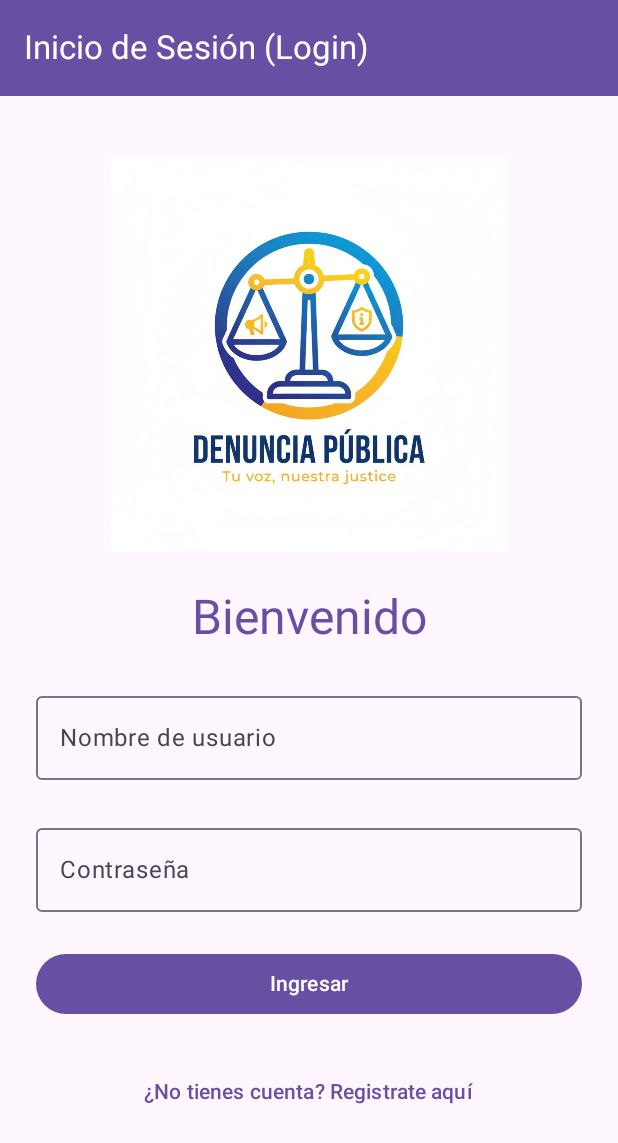
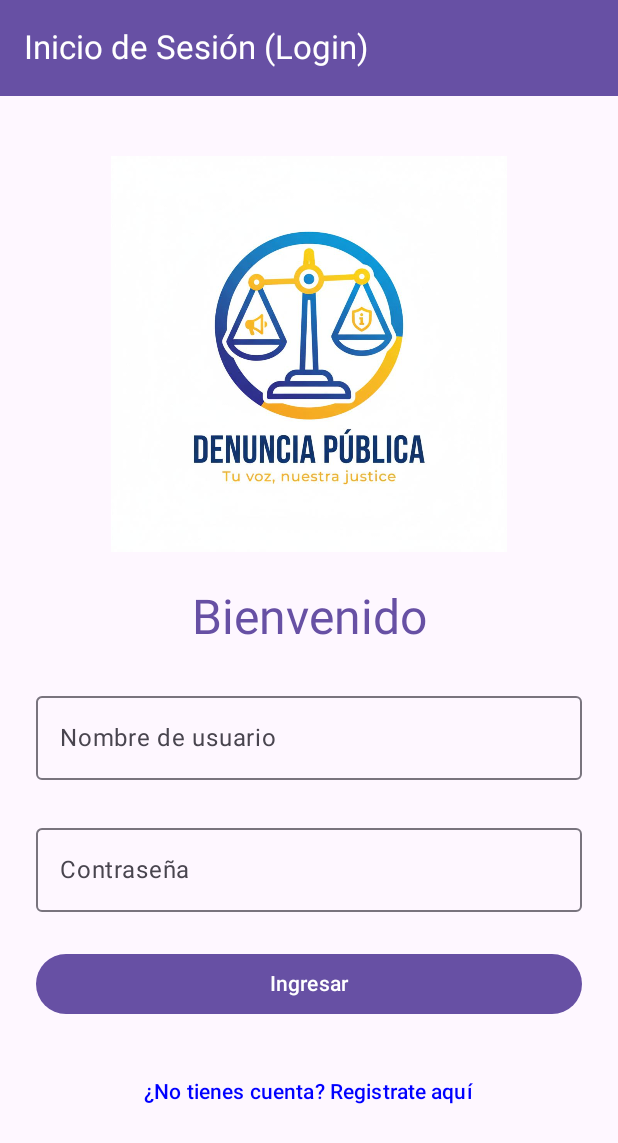
Before and after one commit to EstebanMoraV/GestionDenuncias_Grupo14, an Android app built with Jetpack Compose: the screen it shows after launch (MainActivity), on a phone screen of 412 x 824 dp. Shown: the top 1143 px of the screen. Run offline under Robolectric (Android 15) with nearby library versions, the phone set to English and light mode, and no system bars.

Commit message:
Se valida el formulario de creación de usuario, se añade una dependencia de icons al gradle y tambien se modifica levemente la pantalla de Login

```diff
--- a/app/build.gradle.kts
+++ b/app/build.gradle.kts
@@ -51,6 +51,7 @@ dependencies {
     implementation(libs.androidx.compose.ui.tooling.preview)
     implementation(libs.androidx.compose.material3)
     implementation(libs.androidx.navigation.compose)
+    implementation(libs.androidx.ui.graphics)
     testImplementation(libs.junit)
     androidTestImplementation(libs.androidx.junit)
     androidTestImplementation(libs.androidx.espresso.core)
@@ -59,4 +60,5 @@ dependencies {
     debugImplementation(libs.androidx.compose.ui.tooling)
     debugImplementation(libs.androidx.compose.ui.test.manifest)
     implementation("androidx.navigation:navigation-compose:2.8.0")
+    implementation("androidx.compose.material:material-icons-extended:1.6.1")
 }
--- a/app/src/main/java/com/example/gestiondenuncias_grupo14/ui/screen/DenunciadoScreen.kt
+++ b/app/src/main/java/com/example/gestiondenuncias_grupo14/ui/screen/DenunciadoScreen.kt
@@ -35,7 +35,6 @@ import androidx.compose.ui.text.style.TextAlign
 import androidx.compose.ui.tooling.preview.Preview
 import androidx.compose.ui.unit.dp
 import androidx.navigation.NavController
-import androidx.test.espresso.base.Default
 import com.example.gestiondenuncias_grupo14.viewmodel.DenunciadoViewModel
 import androidx.compose.material3.DropdownMenuItem as M3DropdownMenuItem
 
--- a/app/src/main/java/com/example/gestiondenuncias_grupo14/ui/screen/Login.kt
+++ b/app/src/main/java/com/example/gestiondenuncias_grupo14/ui/screen/Login.kt
@@ -11,6 +11,7 @@ import androidx.compose.foundation.layout.padding
 import androidx.compose.foundation.layout.size
 import androidx.compose.foundation.text.KeyboardOptions
 import androidx.compose.material3.Button
+import androidx.compose.material3.ButtonDefaults
 import androidx.compose.material3.ExperimentalMaterial3Api
 import androidx.compose.material3.MaterialTheme
 import androidx.compose.material3.MaterialTheme.colorScheme
@@ -32,6 +33,7 @@ import androidx.compose.ui.tooling.preview.Preview
 import androidx.compose.ui.unit.dp
 import com.example.gestiondenuncias_grupo14.R  // Importa el recurso R para acceder a drawable
 import androidx.compose.runtime.*     // <-- Necesario para remember, mutableStateOf, by
+import androidx.compose.ui.graphics.Color
 import androidx.compose.ui.text.input.KeyboardType
 import androidx.compose.ui.text.input.PasswordVisualTransformation
 import androidx.lifecycle.viewmodel.compose.viewModel
@@ -127,16 +129,13 @@ fun Login(navController: NavController? = null, viewModel: UsuarioViewModel = vi
                 modifier = Modifier.fillMaxWidth()
             ) { Text("Ingresar") }
 
-            TextButton(onClick = { navController?.navigate("registro") }) {
+            TextButton(onClick = { navController?.navigate("registro") },
+                    colors = ButtonDefaults.textButtonColors(
+                        contentColor = Color.Blue
+                    )
+                ) {
                 Text("¿No tienes cuenta? Registrate aquí")
             }
-
-            Spacer(modifier = Modifier.height(8.dp))
-
-            Text(
-                text = "Todos los derechos reservados"
-            )
-
 
         }
     }
--- a/gradle/libs.versions.toml
+++ b/gradle/libs.versions.toml
@@ -11,6 +11,7 @@ composeBom = "2025.10.00"
 navigationCompose = "2.9.5"
 foundation = "1.9.3"
 material3 = "1.4.0"
+uiGraphics = "1.9.3"
 
 [libraries]
 androidx-core-ktx = { group = "androidx.core", name = "core-ktx", version.ref = "coreKtx" }
@@ -30,6 +31,7 @@ androidx-compose-material3 = { group = "androidx.compose.material3", name = "mat
 androidx-navigation-compose = { group = "androidx.navigation", name = "navigation-compose", version.ref = "navigationCompose" }
 androidx-compose-foundation = { group = "androidx.compose.foundation", name = "foundation", version.ref = "foundation" }
 androidx-material3 = { group = "androidx.compose.material3", name = "material3", version.ref = "material3" }
+androidx-ui-graphics = { group = "androidx.compose.ui", name = "ui-graphics", version.ref = "uiGraphics" }
 
 [plugins]
 android-application = { id = "com.android.application", version.ref = "agp" }
```
Also changed, not shown: app/src/main/java/com/example/gestiondenuncias_grupo14/ui/screen/Registro.kt (+20 -0 lines).
